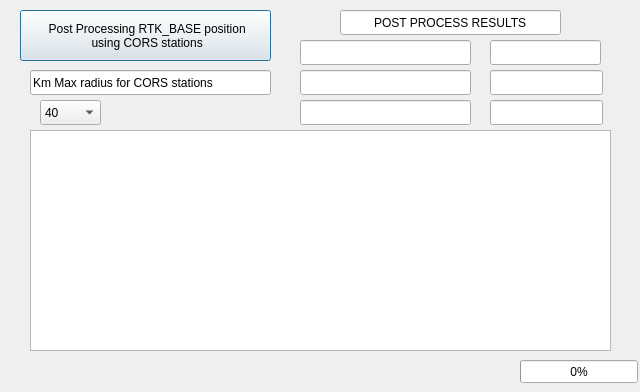
Francklin2/RTKLIB_Touchscreen_GUI, file RTKBASE/mydialog.ui: the form before one commit.
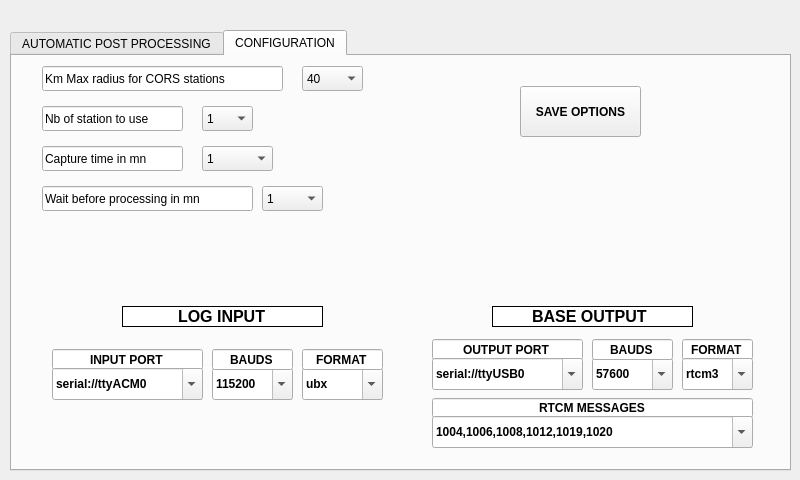
The form after the commit. The open tabs and pages were chosen to show the change. Custom widgets are drawn as their Qt base class.

Commit message: Added  automatic logging before post processing and a new interface for post processing

Patch:
```diff
--- a/RTKBASE/mydialog.ui
+++ b/RTKBASE/mydialog.ui
@@ -6,42 +6,154 @@
    <rect>
     <x>0</x>
     <y>0</y>
-    <width>640</width>
-    <height>392</height>
+    <width>800</width>
+    <height>480</height>
    </rect>
   </property>
+  <property name="maximumSize">
+   <size>
+    <width>895</width>
+    <height>16777215</height>
+   </size>
+  </property>
   <property name="windowTitle">
    <string>Dialog</string>
   </property>
+  <widget class="QTabWidget" name="tabWidget">
+   <property name="geometry">
+    <rect>
+     <x>10</x>
+     <y>30</y>
+     <width>781</width>
+     <height>441</height>
+    </rect>
+   </property>
+   <property name="currentIndex">
+    <number>0</number>
+   </property>
+   <widget class="QWidget" name="tab_1">
+    <attribute name="title">
+     <string>AUTOMATIC POST PROCESSING</string>
+    </attribute>
   <widget class="QPushButton" name="pushButton_run_rnx2rtk_process_RGP">
    <property name="geometry">
     <rect>
-     <x>20</x>
+       <x>10</x>
      <y>10</y>
-     <width>251</width>
-     <height>51</height>
-    </rect>
-   </property>
+       <width>131</width>
+       <height>61</height>
+      </rect>
+     </property>
+     <property name="font">
+      <font>
+       <weight>75</weight>
+       <bold>true</bold>
+      </font>
+     </property>
    <property name="text">
-    <string> Post Processing RTK_BASE position 
-  using CORS stations </string>
+      <string> START  
+Post Processing  
+on recorded file</string>
+     </property>
+    </widget>
+    <widget class="QLineEdit" name="LLH_Lat_lineEdit">
+     <property name="geometry">
+      <rect>
+       <x>640</x>
+       <y>60</y>
+       <width>111</width>
+       <height>25</height>
+      </rect>
+     </property>
+    </widget>
+    <widget class="QLineEdit" name="LLH_Alt_lineEdit">
+     <property name="geometry">
+      <rect>
+       <x>640</x>
+       <y>120</y>
+       <width>113</width>
+       <height>25</height>
+      </rect>
+     </property>
+    </widget>
+    <widget class="QLineEdit" name="LLH_Lon_lineEdit">
+     <property name="geometry">
+      <rect>
+       <x>640</x>
+       <y>90</y>
+       <width>113</width>
+       <height>25</height>
+      </rect>
+     </property>
+    </widget>
+    <widget class="QLineEdit" name="ECEF_x_lineEdit">
+     <property name="geometry">
+      <rect>
+       <x>450</x>
+       <y>60</y>
+       <width>171</width>
+       <height>25</height>
+      </rect>
+     </property>
+    </widget>
+    <widget class="QLineEdit" name="ECEF_z_lineEdit">
+     <property name="geometry">
+      <rect>
+       <x>450</x>
+       <y>120</y>
+       <width>171</width>
+       <height>25</height>
+      </rect>
+     </property>
+    </widget>
+    <widget class="QLineEdit" name="ECEF_y_lineEdit">
+     <property name="geometry">
+      <rect>
+       <x>450</x>
+       <y>90</y>
+       <width>171</width>
+       <height>25</height>
+      </rect>
+     </property>
+    </widget>
+    <widget class="QLineEdit" name="lineEdit_2">
+     <property name="geometry">
+      <rect>
+       <x>480</x>
+       <y>30</y>
+       <width>241</width>
+       <height>25</height>
+      </rect>
+     </property>
+     <property name="font">
+      <font>
+       <pointsize>14</pointsize>
+       <weight>75</weight>
+       <bold>true</bold>
+      </font>
+     </property>
+     <property name="text">
+      <string>POST PROCESS RESULTS</string>
+     </property>
+     <property name="alignment">
+      <set>Qt::AlignCenter</set>
    </property>
   </widget>
   <widget class="QTextBrowser" name="textBrowser">
    <property name="geometry">
     <rect>
-     <x>30</x>
-     <y>130</y>
-     <width>581</width>
-     <height>221</height>
+       <x>20</x>
+       <y>200</y>
+       <width>741</width>
+       <height>161</height>
     </rect>
    </property>
   </widget>
   <widget class="QProgressBar" name="progressBar">
    <property name="geometry">
     <rect>
-     <x>520</x>
-     <y>360</y>
+       <x>650</x>
+       <y>380</y>
      <width>118</width>
      <height>23</height>
     </rect>
@@ -50,41 +162,72 @@
     <number>0</number>
    </property>
   </widget>
-  <widget class="QLineEdit" name="ECEF_x_lineEdit">
+    <widget class="QLineEdit" name="InfoProcess_lineEdit">
    <property name="geometry">
     <rect>
-     <x>300</x>
-     <y>40</y>
-     <width>171</width>
+       <x>10</x>
+       <y>120</y>
+       <width>291</width>
      <height>25</height>
     </rect>
    </property>
-  </widget>
-  <widget class="QLineEdit" name="ECEF_y_lineEdit">
+     <property name="text">
+      <string/>
+     </property>
+    </widget>
+    <widget class="QLineEdit" name="InfoCapture_lineEdit">
    <property name="geometry">
     <rect>
-     <x>300</x>
-     <y>70</y>
-     <width>171</width>
+       <x>10</x>
+       <y>90</y>
+       <width>291</width>
      <height>25</height>
     </rect>
    </property>
   </widget>
-  <widget class="QLineEdit" name="ECEF_z_lineEdit">
+    <widget class="QPushButton" name="AutoPostP_pushButton">
    <property name="geometry">
     <rect>
      <x>300</x>
-     <y>100</y>
-     <width>171</width>
+       <y>10</y>
+       <width>81</width>
+       <height>41</height>
+      </rect>
+     </property>
+     <property name="font">
+      <font>
+       <pointsize>14</pointsize>
+       <weight>75</weight>
+       <bold>true</bold>
+      </font>
+     </property>
+     <property name="text">
+      <string>CLOSE</string>
+     </property>
+    </widget>
+   </widget>
+   <widget class="QWidget" name="tab_3">
+    <attribute name="title">
+     <string>CONFIGURATION</string>
+    </attribute>
+    <widget class="QLineEdit" name="lineEdit">
+     <property name="geometry">
+      <rect>
+       <x>30</x>
+       <y>10</y>
+       <width>241</width>
      <height>25</height>
     </rect>
    </property>
-  </widget>
-  <widget class="MyComboBox" name="Radius_dmax">
+     <property name="text">
+      <string>Km Max radius for CORS stations </string>
+     </property>
+    </widget>
+    <widget class="QComboBox" name="Radius_dmax">
    <property name="geometry">
     <rect>
-     <x>40</x>
-     <y>100</y>
+       <x>290</x>
+       <y>10</y>
      <width>61</width>
      <height>25</height>
     </rect>
@@ -155,64 +298,733 @@
     </property>
    </item>
   </widget>
-  <widget class="QLineEdit" name="lineEdit">
+    <widget class="QComboBox" name="MinStation">
    <property name="geometry">
     <rect>
-     <x>30</x>
-     <y>70</y>
-     <width>241</width>
+       <x>190</x>
+       <y>50</y>
+       <width>51</width>
      <height>25</height>
     </rect>
    </property>
+     <item>
    <property name="text">
-    <string>Km Max radius for CORS stations </string>
-   </property>
-  </widget>
-  <widget class="QLineEdit" name="lineEdit_2">
+       <string>1</string>
+      </property>
+     </item>
+     <item>
+      <property name="text">
+       <string>2</string>
+      </property>
+     </item>
+     <item>
+      <property name="text">
+       <string>3</string>
+      </property>
+     </item>
+     <item>
+      <property name="text">
+       <string>4</string>
+      </property>
+     </item>
+     <item>
+      <property name="text">
+       <string>5</string>
+      </property>
+     </item>
+     <item>
+      <property name="text">
+       <string>6</string>
+      </property>
+     </item>
+     <item>
+      <property name="text">
+       <string>7</string>
+      </property>
+     </item>
+     <item>
+      <property name="text">
+       <string>8</string>
+      </property>
+     </item>
+     <item>
+      <property name="text">
+       <string>9</string>
+      </property>
+     </item>
+     <item>
+      <property name="text">
+       <string>10</string>
+      </property>
+     </item>
+    </widget>
+    <widget class="QLineEdit" name="lineEdit_3">
    <property name="geometry">
     <rect>
-     <x>340</x>
-     <y>10</y>
-     <width>221</width>
+       <x>30</x>
+       <y>50</y>
+       <width>141</width>
      <height>25</height>
     </rect>
    </property>
    <property name="text">
-    <string>POST PROCESS RESULTS</string>
-   </property>
-   <property name="alignment">
-    <set>Qt::AlignCenter</set>
-   </property>
-  </widget>
-  <widget class="QLineEdit" name="LLH_Lat_lineEdit">
+      <string>Nb of station to use</string>
+     </property>
+    </widget>
+    <widget class="QPushButton" name="Save_options_pushButton">
+     <property name="geometry">
+      <rect>
+       <x>508</x>
+       <y>30</y>
+       <width>121</width>
+       <height>51</height>
+      </rect>
+     </property>
+     <property name="font">
+      <font>
+       <weight>75</weight>
+       <bold>true</bold>
+      </font>
+     </property>
+     <property name="text">
+      <string>SAVE OPTIONS</string>
+     </property>
+    </widget>
+    <widget class="QLineEdit" name="lineEdit_4">
    <property name="geometry">
     <rect>
-     <x>490</x>
-     <y>40</y>
-     <width>111</width>
+       <x>30</x>
+       <y>90</y>
+       <width>141</width>
      <height>25</height>
     </rect>
    </property>
-  </widget>
-  <widget class="QLineEdit" name="LLH_Lon_lineEdit">
+     <property name="text">
+      <string>Capture time in mn</string>
+     </property>
+    </widget>
+    <widget class="QComboBox" name="CaptureTime">
    <property name="geometry">
     <rect>
-     <x>490</x>
-     <y>70</y>
-     <width>113</width>
+       <x>190</x>
+       <y>90</y>
+       <width>71</width>
      <height>25</height>
     </rect>
    </property>
-  </widget>
-  <widget class="QLineEdit" name="LLH_Alt_lineEdit">
+     <item>
+      <property name="text">
+       <string>1</string>
+      </property>
+     </item>
+     <item>
+      <property name="text">
+       <string>35</string>
+      </property>
+     </item>
+     <item>
+      <property name="text">
+       <string>45</string>
+      </property>
+     </item>
+     <item>
+      <property name="text">
+       <string>60</string>
+      </property>
+     </item>
+     <item>
+      <property name="text">
+       <string>90</string>
+      </property>
+     </item>
+     <item>
+      <property name="text">
+       <string>120</string>
+      </property>
+     </item>
+     <item>
+      <property name="text">
+       <string>240</string>
+      </property>
+     </item>
+     <item>
+      <property name="text">
+       <string>360</string>
+      </property>
+     </item>
+     <item>
+      <property name="text">
+       <string>480</string>
+      </property>
+     </item>
+     <item>
+      <property name="text">
+       <string>540</string>
+      </property>
+     </item>
+    </widget>
+    <widget class="QLineEdit" name="lineEdit_5">
    <property name="geometry">
     <rect>
-     <x>490</x>
-     <y>100</y>
-     <width>113</width>
+       <x>30</x>
+       <y>130</y>
+       <width>211</width>
      <height>25</height>
     </rect>
    </property>
+     <property name="text">
+      <string>Wait before processing in mn</string>
+     </property>
+    </widget>
+    <widget class="QComboBox" name="WaitingTime">
+     <property name="geometry">
+      <rect>
+       <x>250</x>
+       <y>130</y>
+       <width>61</width>
+       <height>25</height>
+      </rect>
+     </property>
+     <item>
+      <property name="text">
+       <string>1</string>
+      </property>
+     </item>
+     <item>
+      <property name="text">
+       <string>15</string>
+      </property>
+     </item>
+     <item>
+      <property name="text">
+       <string>30</string>
+      </property>
+     </item>
+     <item>
+      <property name="text">
+       <string>45</string>
+      </property>
+     </item>
+     <item>
+      <property name="text">
+       <string>60</string>
+      </property>
+     </item>
+    </widget>
+    <widget class="QLineEdit" name="lineEdit_15">
+     <property name="geometry">
+      <rect>
+       <x>420</x>
+       <y>342</y>
+       <width>321</width>
+       <height>20</height>
+      </rect>
+     </property>
+     <property name="font">
+      <font>
+       <weight>75</weight>
+       <bold>true</bold>
+      </font>
+     </property>
+     <property name="text">
+      <string>RTCM MESSAGES</string>
+     </property>
+     <property name="alignment">
+      <set>Qt::AlignCenter</set>
+     </property>
+     <property name="readOnly">
+      <bool>true</bool>
+     </property>
+    </widget>
+    <widget class="QLineEdit" name="lineEdit_10">
+     <property name="geometry">
+      <rect>
+       <x>40</x>
+       <y>293</y>
+       <width>151</width>
+       <height>21</height>
+      </rect>
+     </property>
+     <property name="font">
+      <font>
+       <weight>75</weight>
+       <bold>true</bold>
+      </font>
+     </property>
+     <property name="text">
+      <string>INPUT PORT</string>
+     </property>
+     <property name="alignment">
+      <set>Qt::AlignCenter</set>
+     </property>
+     <property name="readOnly">
+      <bool>true</bool>
+     </property>
+    </widget>
+    <widget class="MyComboBox" name="InBaudratecomboBox2">
+     <property name="geometry">
+      <rect>
+       <x>200</x>
+       <y>312</y>
+       <width>81</width>
+       <height>32</height>
+      </rect>
+     </property>
+     <property name="font">
+      <font>
+       <weight>75</weight>
+       <bold>true</bold>
+      </font>
+     </property>
+     <property name="editable">
+      <bool>true</bool>
+     </property>
+     <item>
+      <property name="text">
+       <string>115200</string>
+      </property>
+     </item>
+     <item>
+      <property name="text">
+       <string>57600</string>
+      </property>
+     </item>
+     <item>
+      <property name="text">
+       <string>38400</string>
+      </property>
+     </item>
+     <item>
+      <property name="text">
+       <string>9600</string>
+      </property>
+     </item>
+    </widget>
+    <widget class="QLineEdit" name="lineEdit_11">
+     <property name="geometry">
+      <rect>
+       <x>200</x>
+       <y>293</y>
+       <width>81</width>
+       <height>21</height>
+      </rect>
+     </property>
+     <property name="font">
+      <font>
+       <weight>75</weight>
+       <bold>true</bold>
+      </font>
+     </property>
+     <property name="text">
+      <string>BAUDS</string>
+     </property>
+     <property name="alignment">
+      <set>Qt::AlignCenter</set>
+     </property>
+     <property name="readOnly">
+      <bool>true</bool>
+     </property>
+    </widget>
+    <widget class="MyComboBox" name="RtcmMsgcomboBox2">
+     <property name="geometry">
+      <rect>
+       <x>420</x>
+       <y>360</y>
+       <width>321</width>
+       <height>32</height>
+      </rect>
+     </property>
+     <property name="font">
+      <font>
+       <weight>75</weight>
+       <bold>true</bold>
+      </font>
+     </property>
+     <property name="editable">
+      <bool>true</bool>
+     </property>
+     <item>
+      <property name="text">
+       <string>1004,1006,1008,1012,1019,1020</string>
+      </property>
+     </item>
+    </widget>
+    <widget class="MyComboBox" name="InFormatcomboBox2">
+     <property name="geometry">
+      <rect>
+       <x>290</x>
+       <y>312</y>
+       <width>81</width>
+       <height>32</height>
+      </rect>
+     </property>
+     <property name="font">
+      <font>
+       <weight>75</weight>
+       <bold>true</bold>
+      </font>
+     </property>
+     <property name="editable">
+      <bool>true</bool>
+     </property>
+     <item>
+      <property name="text">
+       <string>ubx</string>
+      </property>
+     </item>
+     <item>
+      <property name="text">
+       <string>nvs</string>
+      </property>
+     </item>
+     <item>
+      <property name="text">
+       <string>oem3</string>
+      </property>
+     </item>
+     <item>
+      <property name="text">
+       <string>nov</string>
+      </property>
+     </item>
+     <item>
+      <property name="text">
+       <string>ss2</string>
+      </property>
+     </item>
+     <item>
+      <property name="text">
+       <string>hemis</string>
+      </property>
+     </item>
+     <item>
+      <property name="text">
+       <string>stq</string>
+      </property>
+     </item>
+     <item>
+      <property name="text">
+       <string>javad</string>
+      </property>
+     </item>
+     <item>
+      <property name="text">
+       <string>binex</string>
+      </property>
+     </item>
+     <item>
+      <property name="text">
+       <string>rtcm2</string>
+      </property>
+     </item>
+     <item>
+      <property name="text">
+       <string>rtcm3</string>
+      </property>
+     </item>
+    </widget>
+    <widget class="QLineEdit" name="lineEdit_7">
+     <property name="geometry">
+      <rect>
+       <x>670</x>
+       <y>283</y>
+       <width>71</width>
+       <height>21</height>
+      </rect>
+     </property>
+     <property name="font">
+      <font>
+       <weight>75</weight>
+       <bold>true</bold>
+      </font>
+     </property>
+     <property name="text">
+      <string>FORMAT</string>
+     </property>
+     <property name="alignment">
+      <set>Qt::AlignCenter</set>
+     </property>
+     <property name="readOnly">
+      <bool>true</bool>
+     </property>
+    </widget>
+    <widget class="QLineEdit" name="lineEdit_8">
+     <property name="geometry">
+      <rect>
+       <x>420</x>
+       <y>283</y>
+       <width>151</width>
+       <height>21</height>
+      </rect>
+     </property>
+     <property name="font">
+      <font>
+       <weight>75</weight>
+       <bold>true</bold>
+      </font>
+     </property>
+     <property name="text">
+      <string>OUTPUT PORT</string>
+     </property>
+     <property name="alignment">
+      <set>Qt::AlignCenter</set>
+     </property>
+     <property name="readOnly">
+      <bool>true</bool>
+     </property>
+    </widget>
+    <widget class="QLineEdit" name="lineEdit_9">
+     <property name="geometry">
+      <rect>
+       <x>290</x>
+       <y>293</y>
+       <width>81</width>
+       <height>21</height>
+      </rect>
+     </property>
+     <property name="font">
+      <font>
+       <weight>75</weight>
+       <bold>true</bold>
+      </font>
+     </property>
+     <property name="text">
+      <string>FORMAT</string>
+     </property>
+     <property name="alignment">
+      <set>Qt::AlignCenter</set>
+     </property>
+     <property name="readOnly">
+      <bool>true</bool>
+     </property>
+    </widget>
+    <widget class="QLineEdit" name="lineEdit_12">
+     <property name="geometry">
+      <rect>
+       <x>110</x>
+       <y>250</y>
+       <width>201</width>
+       <height>21</height>
+      </rect>
+     </property>
+     <property name="font">
+      <font>
+       <pointsize>12</pointsize>
+       <weight>75</weight>
+       <bold>true</bold>
+      </font>
+     </property>
+     <property name="styleSheet">
+      <string notr="true">border-radius: 15px;
+border: 1px solid black;</string>
+     </property>
+     <property name="text">
+      <string>LOG INPUT</string>
+     </property>
+     <property name="alignment">
+      <set>Qt::AlignCenter</set>
+     </property>
+     <property name="readOnly">
+      <bool>true</bool>
+     </property>
+    </widget>
+    <widget class="MyComboBox" name="OutBaudRatecomboBox2">
+     <property name="geometry">
+      <rect>
+       <x>580</x>
+       <y>302</y>
+       <width>81</width>
+       <height>32</height>
+      </rect>
+     </property>
+     <property name="font">
+      <font>
+       <weight>75</weight>
+       <bold>true</bold>
+      </font>
+     </property>
+     <property name="editable">
+      <bool>true</bool>
+     </property>
+     <item>
+      <property name="text">
+       <string>57600</string>
+      </property>
+     </item>
+     <item>
+      <property name="text">
+       <string>9600</string>
+      </property>
+     </item>
+     <item>
+      <property name="text">
+       <string>38400</string>
+      </property>
+     </item>
+     <item>
+      <property name="text">
+       <string>115200</string>
+      </property>
+     </item>
+    </widget>
+    <widget class="QLineEdit" name="lineEdit_13">
+     <property name="geometry">
+      <rect>
+       <x>580</x>
+       <y>283</y>
+       <width>81</width>
+       <height>21</height>
+      </rect>
+     </property>
+     <property name="font">
+      <font>
+       <weight>75</weight>
+       <bold>true</bold>
+      </font>
+     </property>
+     <property name="text">
+      <string>BAUDS</string>
+     </property>
+     <property name="alignment">
+      <set>Qt::AlignCenter</set>
+     </property>
+     <property name="readOnly">
+      <bool>true</bool>
+     </property>
+    </widget>
+    <widget class="MyComboBox" name="InSerialPortcomboBox2">
+     <property name="geometry">
+      <rect>
+       <x>40</x>
+       <y>312</y>
+       <width>151</width>
+       <height>32</height>
+      </rect>
+     </property>
+     <property name="font">
+      <font>
+       <weight>75</weight>
+       <bold>true</bold>
+      </font>
+     </property>
+     <property name="editable">
+      <bool>true</bool>
+     </property>
+     <item>
+      <property name="text">
+       <string>serial://ttyACM0</string>
+      </property>
+     </item>
+     <item>
+      <property name="text">
+       <string>serial://AMA0</string>
+      </property>
+     </item>
+     <item>
+      <property name="text">
+       <string>serial://USB0</string>
+      </property>
+     </item>
+    </widget>
+    <widget class="MyComboBox" name="OutFormatcomboBox2">
+     <property name="geometry">
+      <rect>
+       <x>670</x>
+       <y>302</y>
+       <width>71</width>
+       <height>32</height>
+      </rect>
+     </property>
+     <property name="font">
+      <font>
+       <weight>75</weight>
+       <bold>true</bold>
+      </font>
+     </property>
+     <property name="editable">
+      <bool>true</bool>
+     </property>
+     <item>
+      <property name="text">
+       <string>rtcm3</string>
+      </property>
+     </item>
+     <item>
+      <property name="text">
+       <string>rtcm2</string>
+      </property>
+     </item>
+    </widget>
+    <widget class="QLineEdit" name="lineEdit_14">
+     <property name="geometry">
+      <rect>
+       <x>480</x>
+       <y>250</y>
+       <width>201</width>
+       <height>21</height>
+      </rect>
+     </property>
+     <property name="font">
+      <font>
+       <pointsize>12</pointsize>
+       <weight>75</weight>
+       <bold>true</bold>
+      </font>
+     </property>
+     <property name="styleSheet">
+      <string notr="true">border-radius: 15px;
+border: 1px solid black;</string>
+     </property>
+     <property name="text">
+      <string>BASE OUTPUT </string>
+     </property>
+     <property name="alignment">
+      <set>Qt::AlignCenter</set>
+     </property>
+     <property name="readOnly">
+      <bool>true</bool>
+     </property>
+    </widget>
+    <widget class="MyComboBox" name="OutSerialPortcomboBox2">
+     <property name="geometry">
+      <rect>
+       <x>420</x>
+       <y>302</y>
+       <width>151</width>
+       <height>32</height>
+      </rect>
+     </property>
+     <property name="font">
+      <font>
+       <weight>75</weight>
+       <bold>true</bold>
+      </font>
+     </property>
+     <property name="editable">
+      <bool>true</bool>
+     </property>
+     <item>
+      <property name="text">
+       <string>serial://ttyUSB0</string>
+      </property>
+     </item>
+     <item>
+      <property name="text">
+       <string>serial://ttyAMA0</string>
+      </property>
+     </item>
+     <item>
+      <property name="text">
+       <string>serial://ttyACM0</string>
+      </property>
+     </item>
+     <item>
+      <property name="text">
+       <string>File</string>
+      </property>
+     </item>
+    </widget>
+   </widget>
   </widget>
  </widget>
  <customwidgets>
```
Left out of the diff: 66 changed lines with no effect on the pictures. Lines whose indentation alone changed are shown as unchanged. The commit also changes 13 other files.
